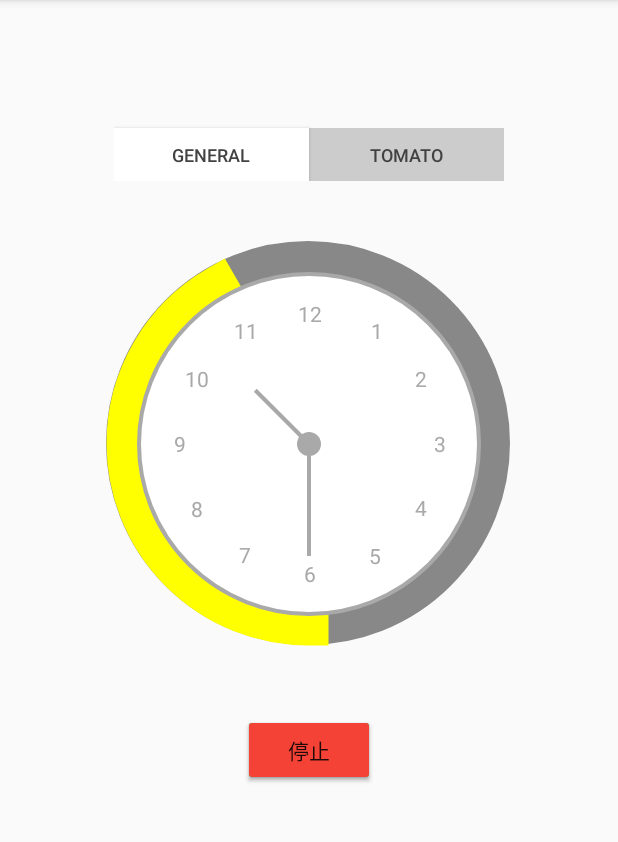
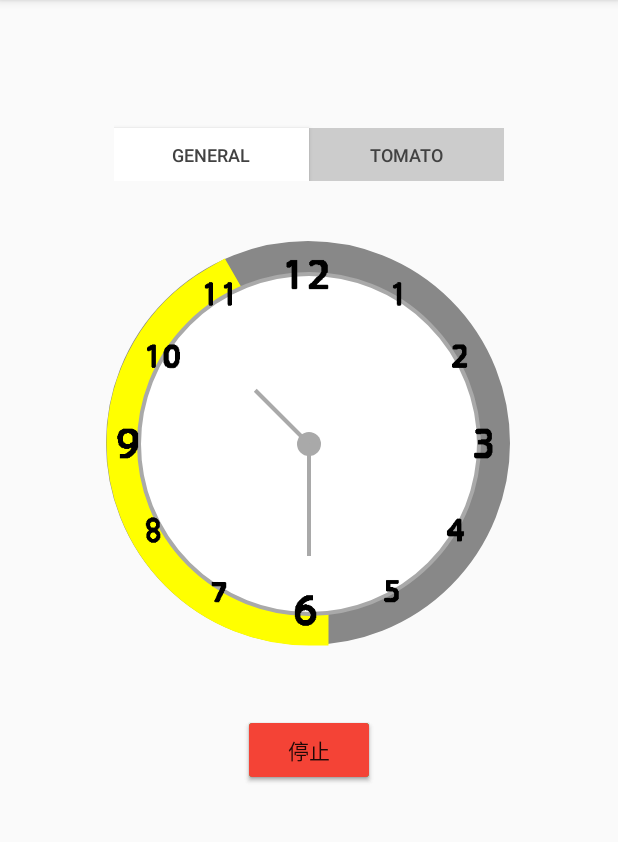
Before and after one commit to GraduateProject-5tw/TickTackTock, an Android app: the TomatoClockActivity screen opened directly, with no data from a screen before it, after a tap on "計時", on a phone screen of 412 x 824 dp, the part 84-926 px from its top. Run offline under Robolectric (Android 15) with nearby library versions, the phone set to English and light mode, and no system bars; 3 other taps on this screen came first.

Commit message:
時鐘數字部分用圖片代替（位置帶調整）

```diff
--- a/app/src/main/java/com/GraduateProject/TimeManagementApp/AnalogClockStyle.java
+++ b/app/src/main/java/com/GraduateProject/TimeManagementApp/AnalogClockStyle.java
@@ -1,5 +1,6 @@
 package com.GraduateProject.TimeManagementApp;
 
+import android.annotation.SuppressLint;
 import android.content.Context;
 import android.graphics.Canvas;
 import android.graphics.Color;
@@ -8,6 +9,7 @@
 import android.util.AttributeSet;
 import android.util.TypedValue;
 import android.view.View;
+import android.widget.ImageView;
 
 import java.util.Calendar;
 
@@ -84,18 +86,8 @@
         mPaint.setTextSize(fontSize);  // set font size (optional)
 
         /**在邊框畫上數字，迴圈12次*/
-        for (int hour : mClockHours) {
-            String tmp = String.valueOf(hour);
-            mPaint.getTextBounds(tmp, 0, tmp.length(), mRect);  // for circle-wise bounding
 
-            // 透過sin cos找出數字應擺的位置
-            double angle = Math.PI / 6 * (hour - 3);
-            int x = (int) (mWidth / 2 + Math.cos(angle) * mRadius - mRect.width() / 2);
-            int y = (int) (mHeight / 2 + Math.sin(angle) * mRadius + mRect.height() / 2);
 
-            //將數字畫到該位置上
-            canvas.drawText(String.valueOf(hour), x, y, mPaint);
-        }
 
         /**根據實際時間，繪製時針位置*/
         Calendar calendar = Calendar.getInstance();  //取得現在時間
--- a/app/src/main/res/layout/activity_tomatoclock.xml
+++ b/app/src/main/res/layout/activity_tomatoclock.xml
@@ -57,10 +57,18 @@
             android:id="@+id/clock"
             android:layout_width="match_parent"
             android:layout_height="240dp"
+            android:layout_alignParentEnd="true"
             android:layout_gravity="center_vertical"
             android:layout_marginTop="15dp"
-            />
+            android:layout_marginEnd="0dp" />
+
+        <ImageView
+            android:layout_width="match_parent"
+            android:layout_height="270dp"
+
+            android:src="@drawable/clock" />
     </RelativeLayout>
+
 
     <FrameLayout
         android:layout_width="wrap_content"
```
Also changed, not shown: app/src/main/res/drawable/clock.png (added).
